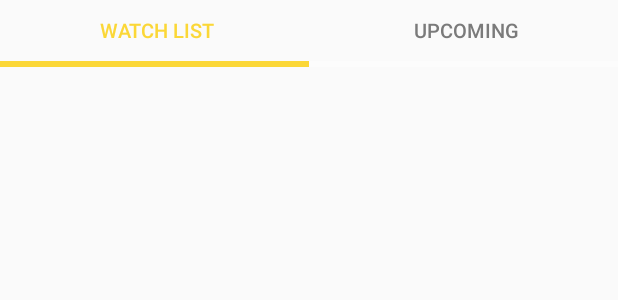
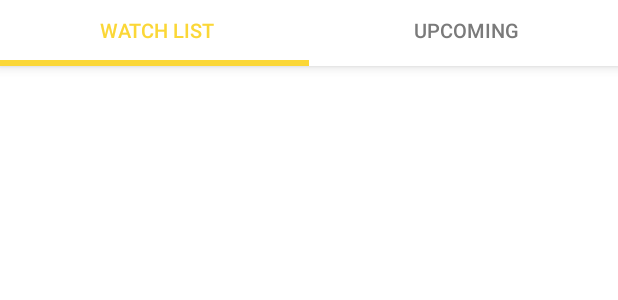
Before and after one commit to Cyber-Monkeys/tvtime2, an Android app: the layout activity_shows_watch_list_default_page.xml on its own in the app's theme, with its tools: preview values and no code run, on a phone screen of 412 x 824 dp. Shown: the top 300 px of the screen. Run offline under Robolectric (Android 15) with nearby library versions, the phone set to English and light mode, and no system bars.

Commit message:
Fix progress bar padding issue by reducing size

```diff
--- a/app/src/main/AndroidManifest.xml
+++ b/app/src/main/AndroidManifest.xml
@@ -9,13 +9,15 @@
         android:roundIcon="@mipmap/ic_launcher_round"
         android:supportsRtl="true"
         android:theme="@style/AppTheme">
-        <activity android:name=".MainActivity">
+        <activity android:name=".ShowsWatchListDefaultPage">
             <intent-filter>
                 <action android:name="android.intent.action.MAIN" />
 
                 <category android:name="android.intent.category.LAUNCHER" />
             </intent-filter>
         </activity>
+        <activity android:name=".MainActivity">
+        </activity>
     </application>
 
 </manifest>
--- a/app/src/main/res/layout/activity_shows_watch_list_default_page.xml
+++ b/app/src/main/res/layout/activity_shows_watch_list_default_page.xml
@@ -1,7 +1,10 @@
 <?xml version="1.0" encoding="utf-8"?>
-<androidx.constraintlayout.widget.ConstraintLayout xmlns:android="http://schemas.android.com/apk/res/android"
+<FrameLayout
+    xmlns:android="http://schemas.android.com/apk/res/android"
     xmlns:app="http://schemas.android.com/apk/res-auto"
     xmlns:tools="http://schemas.android.com/tools"
+    tools:layout_editor_absoluteX="117dp"
+    tools:layout_editor_absoluteY="79dp"
     android:layout_width="match_parent"
     android:layout_height="match_parent"
     tools:context=".ShowsWatchListDefaultPage">
@@ -9,7 +12,8 @@
     <LinearLayout
         android:id="@+id/linearLayout2"
         android:layout_width="match_parent"
-        android:layout_height="45dp"
+        android:layout_height="44dp"
+        android:background="#FFFFFF"
         android:elevation="5dp"
         android:orientation="vertical"
         app:layout_constraintStart_toStartOf="parent"
@@ -46,17 +50,27 @@
                 android:textColor="#7A7A7A"
                 android:textSize="13sp"
                 android:textStyle="bold" />
+
         </LinearLayout>
 
         <ProgressBar
             android:id="@+id/progressBar"
             style="?android:attr/progressBarStyleHorizontal"
             android:layout_width="match_parent"
-            android:layout_height="wrap_content"
+            android:layout_height="4dp"
+            android:layout_gravity="bottom"
             android:progress="50"
             android:progressBackgroundTint="#FFFFFF"
             android:progressTint="@color/hintColor" />
 
     </LinearLayout>
 
-</androidx.constraintlayout.widget.ConstraintLayout>
+    <LinearLayout
+        android:layout_width="match_parent"
+        android:layout_height="match_parent"
+        android:layout_weight="5"
+        android:background="#FFFFFF"
+        android:orientation="vertical"/>
+
+
+</FrameLayout>
```
